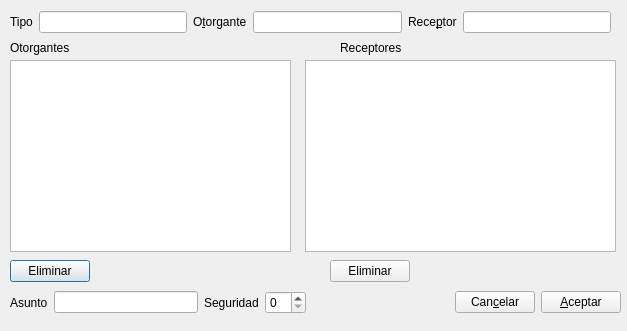
Old version of the form gui/dlglicenciaentrada.ui in the repository rogorido/qtpredicadores.
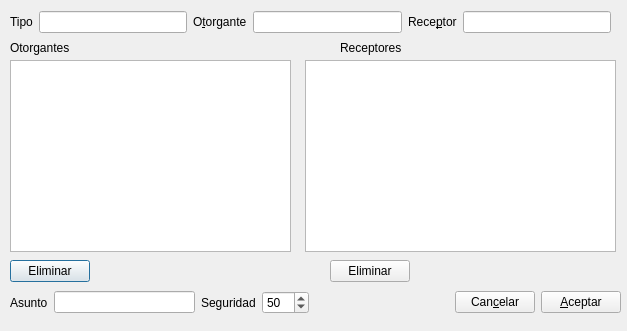
New version of the form.

Commit message: Completando funcionalidad

Patch:
```diff
--- a/gui/dlglicenciaentrada.ui
+++ b/gui/dlglicenciaentrada.ui
@@ -91,7 +91,7 @@
     <string>Eliminar</string>
    </property>
   </widget>
-  <widget class="QWidget" name="">
+  <widget class="QWidget" name="layoutWidget">
    <property name="geometry">
     <rect>
      <x>10</x>
@@ -142,7 +142,7 @@
     </item>
    </layout>
   </widget>
-  <widget class="QWidget" name="">
+  <widget class="QWidget" name="layoutWidget">
    <property name="geometry">
     <rect>
      <x>10</x>
@@ -176,7 +176,17 @@
      </widget>
     </item>
     <item>
-     <widget class="QSpinBox" name="spinBox"/>
+     <widget class="QSpinBox" name="spSeguridad">
+      <property name="maximum">
+       <number>100</number>
+      </property>
+      <property name="singleStep">
+       <number>10</number>
+      </property>
+      <property name="value">
+       <number>50</number>
+      </property>
+     </widget>
     </item>
     <item>
      <spacer name="horizontalSpacer">
```
The commit also changes 2 other files.
